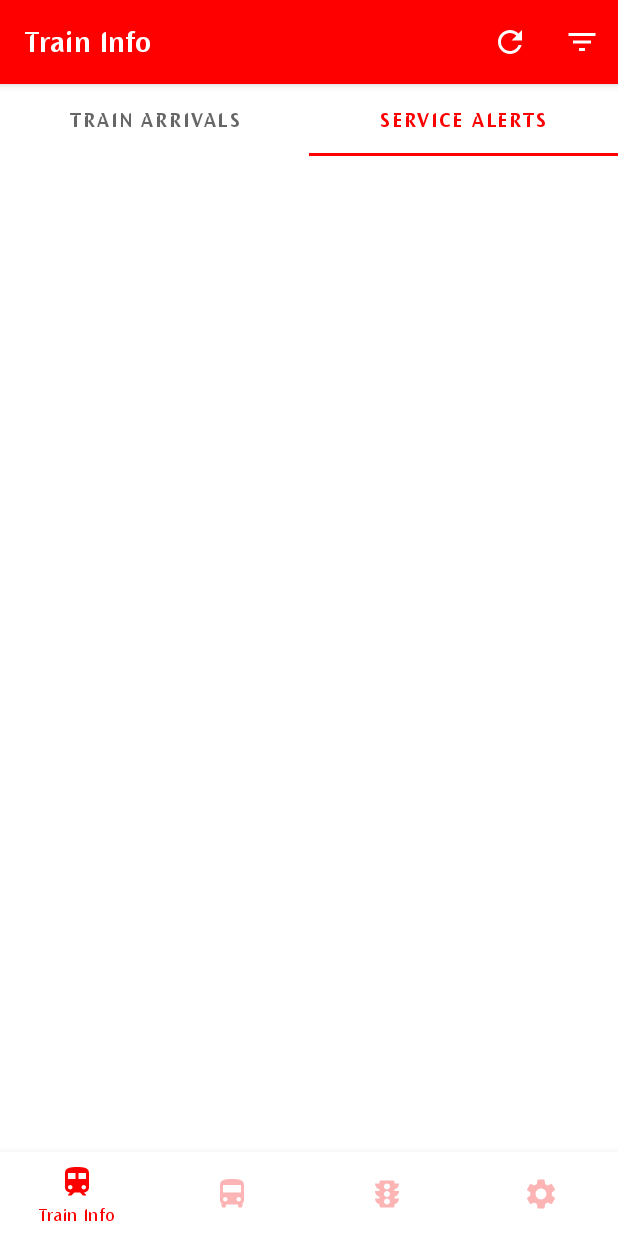
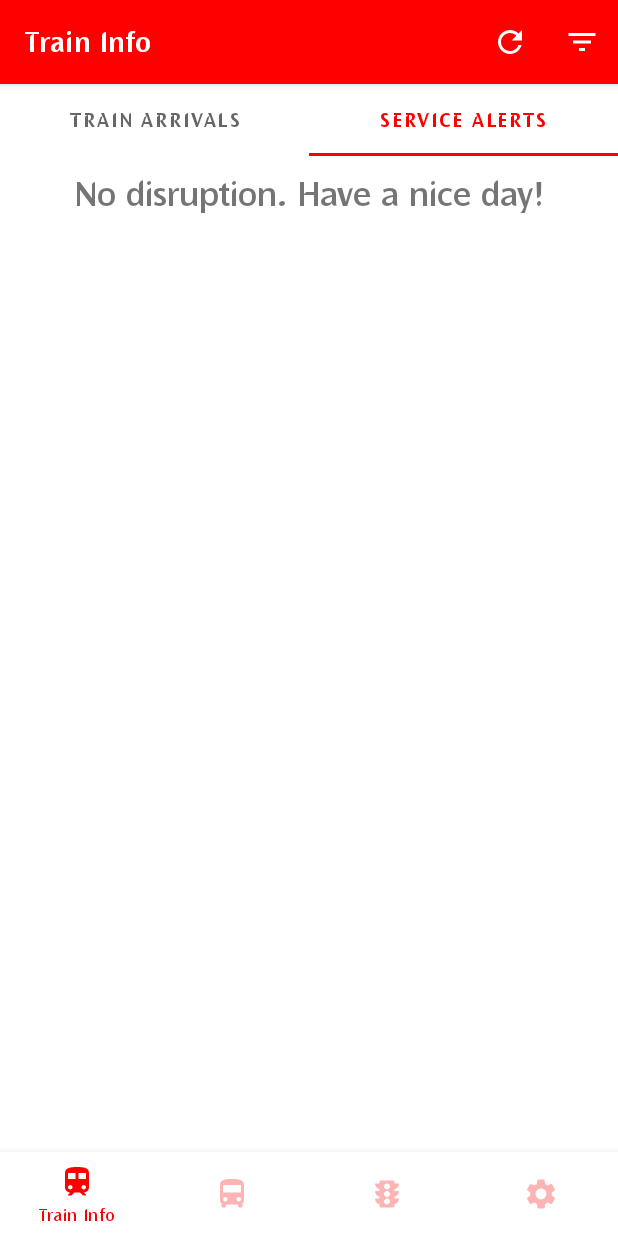
Before and after one commit to Kimame04/android-app-travels, an Android app: the screen it shows after launch (MainActivity), tab 2 chosen, on a phone screen of 412 x 824 dp. Run offline under Robolectric (Android 15) with nearby library versions, the phone set to English and light mode, and no system bars; libraries missing offline, so code that uses them is left out: com.squareup.seismic; 5 statements that could not run were skipped.

Commit message:
Made the train service ui.

```diff
--- a/app/src/main/java/com/owl/travels/adapters/ArrivalsAdapter.kt
+++ b/app/src/main/java/com/owl/travels/adapters/ArrivalsAdapter.kt
@@ -9,9 +9,8 @@ import android.widget.TextView
 import androidx.recyclerview.widget.RecyclerView
 import com.owl.travels.R
 import com.owl.travels.models.GetArrivalTimes
-import com.owl.travels.models.TrainInfo
 
-class ArrivalsAdapter(private val trainInfoList: ArrayList<TrainInfo>) : RecyclerView.Adapter<ArrivalsAdapter.ViewHolder>() {
+class ArrivalsAdapter() : RecyclerView.Adapter<ArrivalsAdapter.ViewHolder>() {
     private var context: Context? = null
     override fun onCreateViewHolder(parent: ViewGroup, viewType: Int): ViewHolder {
         context = parent.context
@@ -20,18 +19,18 @@ class ArrivalsAdapter(private val trainInfoList: ArrayList<TrainInfo>) : Recycle
     }
 
     override fun onBindViewHolder(holder: ViewHolder, position: Int) {
-        val info = trainInfoList[position]
-        holder.stationName.text = trainInfoList.size.toString()
-        holder.platform1.text= ""
-        holder.platform2.text=""
-        holder.platform3.text=""
-        holder.platform4.text=""
-        holder.platform5.text=""
-        holder.platform6.text=""
+        //val info = timeGetter.trains[position]
+        holder.stationName.text = "test"
+        holder.platform1.text= "Platform 1: N/A"
+        holder.platform2.text="Platform 2: N/A"
+        holder.platform3.text="Platform 3: N/A"
+        holder.platform4.text="PLatform 4: N/A"
+        holder.platform5.text="Platform 5: N/A"
+        holder.platform6.text="Platform 6: N/A"
     }
 
     override fun getItemCount(): Int {
-        return trainInfoList.size
+        return 100
     }
 
     inner class ViewHolder(view: View) : RecyclerView.ViewHolder(view), View.OnClickListener {
@@ -73,6 +72,7 @@ class ArrivalsAdapter(private val trainInfoList: ArrayList<TrainInfo>) : Recycle
                     Thread.sleep(2500)
                 }
             }.start()
+
         }
     }
 }
--- a/app/src/main/java/com/owl/travels/adapters/NotificationsPagerAdapter.java
+++ b/app/src/main/java/com/owl/travels/adapters/NotificationsPagerAdapter.java
@@ -5,8 +5,8 @@ import androidx.fragment.app.Fragment;
 import androidx.fragment.app.FragmentActivity;
 import androidx.viewpager2.adapter.FragmentStateAdapter;
 
-import com.owl.travels.fragments.ServiceAlertFragment;
 import com.owl.travels.fragments.TrainArrivalFragment;
+import com.owl.travels.fragments.TrainServiceFragment;
 
 public class NotificationsPagerAdapter extends FragmentStateAdapter {
     public NotificationsPagerAdapter(@NonNull FragmentActivity fragmentActivity) {
@@ -20,7 +20,7 @@ public class NotificationsPagerAdapter extends FragmentStateAdapter {
             case 0:
                 return new TrainArrivalFragment();
             default:
-                return new ServiceAlertFragment();
+                return new TrainServiceFragment();
         }
     }
 
--- a/app/src/main/java/com/owl/travels/fragments/ServiceAlertFragment.java
+++ /dev/null
@@ -1,26 +0,0 @@
-package com.owl.travels.fragments;
-
-import android.content.Context;
-import android.os.Bundle;
-import android.view.LayoutInflater;
-import android.view.View;
-import android.view.ViewGroup;
-
-import androidx.annotation.NonNull;
-import androidx.annotation.Nullable;
-import androidx.fragment.app.Fragment;
-
-import com.owl.travels.R;
-
-public class ServiceAlertFragment extends Fragment {
-    private Context context;
-    @Nullable
-    @Override
-    public View onCreateView(@NonNull LayoutInflater inflater, @Nullable ViewGroup container, @Nullable Bundle savedInstanceState) {
-        View view = inflater.inflate(R.layout.fragment_train_service_alerts, container, false);
-        setHasOptionsMenu(true);
-        getActivity().setTitle("Train Info");
-        context = getContext();
-        return view;
-    }
-}
--- a/app/src/main/java/com/owl/travels/fragments/TrainArrivalFragment.java
+++ b/app/src/main/java/com/owl/travels/fragments/TrainArrivalFragment.java
@@ -18,10 +18,7 @@ import androidx.recyclerview.widget.RecyclerView;
 import com.owl.travels.R;
 import com.owl.travels.adapters.ArrivalsAdapter;
 import com.owl.travels.models.GetArrivalTimes;
-import com.owl.travels.models.TrainInfo;
 
-import java.util.ArrayList;
-import java.util.List;
 import java.util.concurrent.ExecutorService;
 import java.util.concurrent.Executors;
 
@@ -29,7 +26,6 @@ public class TrainArrivalFragment extends Fragment {
     private Context context;
     private static int pos;
     private RecyclerView recyclerView;
-    List<TrainInfo> testList = new ArrayList<>();
     private GetArrivalTimes times = new GetArrivalTimes();
 
     private Spinner.OnItemSelectedListener onItemSelectedListener = new AdapterView.OnItemSelectedListener() {
@@ -52,18 +48,18 @@ public class TrainArrivalFragment extends Fragment {
         Spinner spinner = view.findViewById(R.id.arrivals_spinner);
         spinner.setOnItemSelectedListener(onItemSelectedListener);
         recyclerView = view.findViewById(R.id.arrivals_rv);
-        ArrivalsAdapter arrivalsAdapter = new ArrivalsAdapter(TrainInfo.getList());
+        ArrivalsAdapter arrivalsAdapter = new ArrivalsAdapter();
         recyclerView.setLayoutManager(new LinearLayoutManager(context));
         recyclerView.setItemAnimator(new DefaultItemAnimator());
         recyclerView.setAdapter(arrivalsAdapter);
         return view;
     }
 
-    private void fetchArrivals(String name){
+    private void fetchArrivals(){
         Runnable runnable = () ->{
             try{
-                times.refreshFormBody(name);
-
+                times.refreshFormBody("Buona Vista");
+                times.refreshFormBody("Clementi");
             } catch (Exception e){
                 e.printStackTrace();
             }
--- a/app/src/main/java/com/owl/travels/fragments/TrainFragment.java
+++ b/app/src/main/java/com/owl/travels/fragments/TrainFragment.java
@@ -62,12 +62,10 @@ public class TrainFragment extends Fragment {
                 return true;
         }
     }
-
     @Override
     public void onCreateOptionsMenu(@NonNull Menu menu, @NonNull MenuInflater inflater) {
         inflater.inflate(R.menu.menu_train, menu);
     }
-
     private void generateAlertDialog(Context context, LayoutInflater inflater){
         AlertDialog dialog = new AlertDialog.Builder(context).create();
         dialog.getWindow().setBackgroundDrawable(new ColorDrawable(Color.TRANSPARENT));
@@ -92,4 +90,5 @@ public class TrainFragment extends Fragment {
         dialog.setView(view);
         dialog.show();
     }
+
 }
--- /dev/null
+++ b/app/src/main/java/com/owl/travels/fragments/TrainServiceFragment.java
@@ -0,0 +1,65 @@
+package com.owl.travels.fragments;
+
+import android.os.Bundle;
+import android.view.LayoutInflater;
+import android.view.View;
+import android.view.ViewGroup;
+import android.widget.TextView;
+
+import androidx.annotation.NonNull;
+import androidx.annotation.Nullable;
+import androidx.fragment.app.Fragment;
+
+import com.owl.travels.R;
+import com.owl.travels.models.GetTrainService;
+
+import java.util.concurrent.ExecutorService;
+import java.util.concurrent.Executors;
+
+public class TrainServiceFragment extends Fragment {
+   private GetTrainService trainService = new GetTrainService();
+    private TextView title;
+    private TextView message;
+    private TextView shuttle;
+    private TextView publicBus;
+    @Nullable
+    @Override
+    public View onCreateView(@NonNull LayoutInflater inflater, @Nullable ViewGroup container, @Nullable Bundle savedInstanceState) {
+        View view = inflater.inflate(R.layout.fragment_train_service_alerts, container, false);
+        setHasOptionsMenu(true);
+        getActivity().setTitle("Train Info");
+        fetchServiceAlerts();
+        title = view.findViewById(R.id.disruption_title);
+        message = view.findViewById(R.id.message);
+        shuttle = view.findViewById(R.id.shuttle_bus);
+        publicBus = view.findViewById(R.id.public_bus);
+        return view;
+    }
+    @Override
+    public void onViewCreated(@NonNull View view, @Nullable Bundle savedInstanceState) {
+        if (!trainService.getDisruption())
+            title.setText("No disruption. Have a nice day!");
+        else{
+            title.setText("Disruption in the " + trainService.getLines() + ".\nDirection: " + trainService.getDirection());
+            message.setText(trainService.getMessage());
+            shuttle.setText("There are free shuttles available in\n"+trainService.getShuttleBus()+"\nGoing in "+trainService.getShuttleDirn()+
+                    " direction.");
+            publicBus.setText("There are free bus services available in\n"+trainService.getPublicBus());
+        }
+
+    }
+
+    private void fetchServiceAlerts(){
+        Runnable runnable = () ->{
+            try{
+                trainService.getService();
+                System.out.println(trainService.getMessage());
+            } catch (Exception e){
+                e.printStackTrace();
+            }
+        };
+        ExecutorService es = Executors.newCachedThreadPool();
+        es.execute(runnable);
+        es.shutdown();
+    }
+}
--- a/app/src/main/java/com/owl/travels/models/TrainInfo.java
+++ /dev/null
@@ -1,31 +0,0 @@
-package com.owl.travels.models;
-
-import java.util.ArrayList;
-
-public class TrainInfo {
-    private static ArrayList<TrainInfo> list = new ArrayList<>();
-    private String terminus;
-    private String status;
-    public TrainInfo(int mins, String terminus){
-        this.terminus = terminus;
-        if (mins>0)
-            this.status = mins + " minutes";
-        else if (mins == 0)
-            this.status = "Arriving";
-        else
-            this.status = "Do not board";
-        list.add(this);
-    }
-
-    public String getTerminus() {
-        return terminus;
-    }
-
-    public String getStatus() {
-        return status;
-    }
-
-    public static ArrayList<TrainInfo> getList() {
-        return list;
-    }
-}
--- a/app/src/main/res/layout/fragment_train_service_alerts.xml
+++ b/app/src/main/res/layout/fragment_train_service_alerts.xml
@@ -3,9 +3,45 @@
     android:orientation="vertical" android:layout_width="match_parent"
     android:layout_height="match_parent"
     android:background="?android:attr/windowBackground">
-    <androidx.recyclerview.widget.RecyclerView
-        android:id="@+id/service_rv"
+    <RelativeLayout
+        android:id="@+id/train_service_rl"
         android:layout_width="match_parent"
         android:layout_height="wrap_content"
-        android:scrollbars="vertical" />
+        android:layout_marginHorizontal="5dp"
+        android:layout_marginVertical="10dp">
+        <TextView
+            android:id="@+id/disruption_title"
+            android:layout_width="match_parent"
+            android:layout_height="wrap_content"
+            android:textSize="24sp"
+            android:gravity="center"
+            android:maxLines="4"/>
+        <TextView
+            android:id="@+id/message"
+            android:layout_width="match_parent"
+            android:layout_height="wrap_content"
+            android:textSize="18sp"
+            android:gravity="center"
+            android:layout_below="@id/disruption_title"
+            android:layout_marginTop="10dp"
+            android:maxLines="4"/>
+        <TextView
+            android:id="@+id/shuttle_bus"
+            android:layout_width="match_parent"
+            android:layout_height="wrap_content"
+            android:layout_below="@id/message"
+            android:layout_marginTop="5dp"
+            android:textSize="18sp"
+            android:gravity="center"
+            android:maxLines="4"/>
+        <TextView
+            android:id="@+id/public_bus"
+            android:layout_width="match_parent"
+            android:layout_height="wrap_content"
+            android:layout_below="@id/shuttle_bus"
+            android:layout_marginTop="5dp"
+            android:textSize="18sp"
+            android:gravity="center"
+            android:maxLines="4"/>
+    </RelativeLayout>
 </LinearLayout>
```
